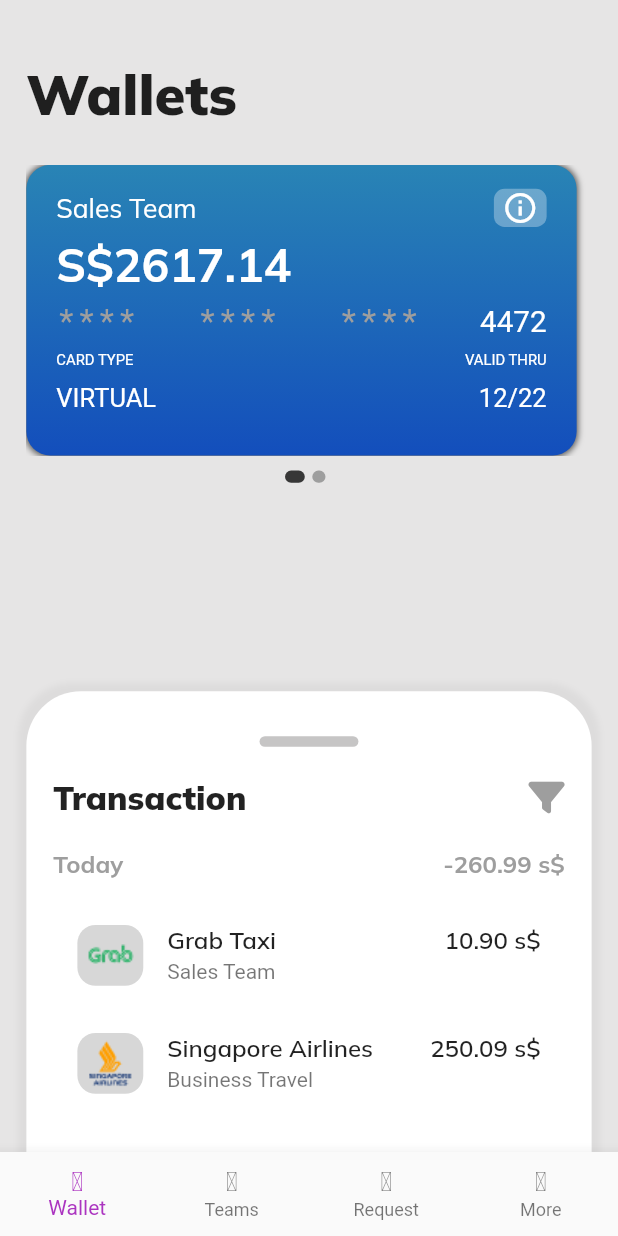
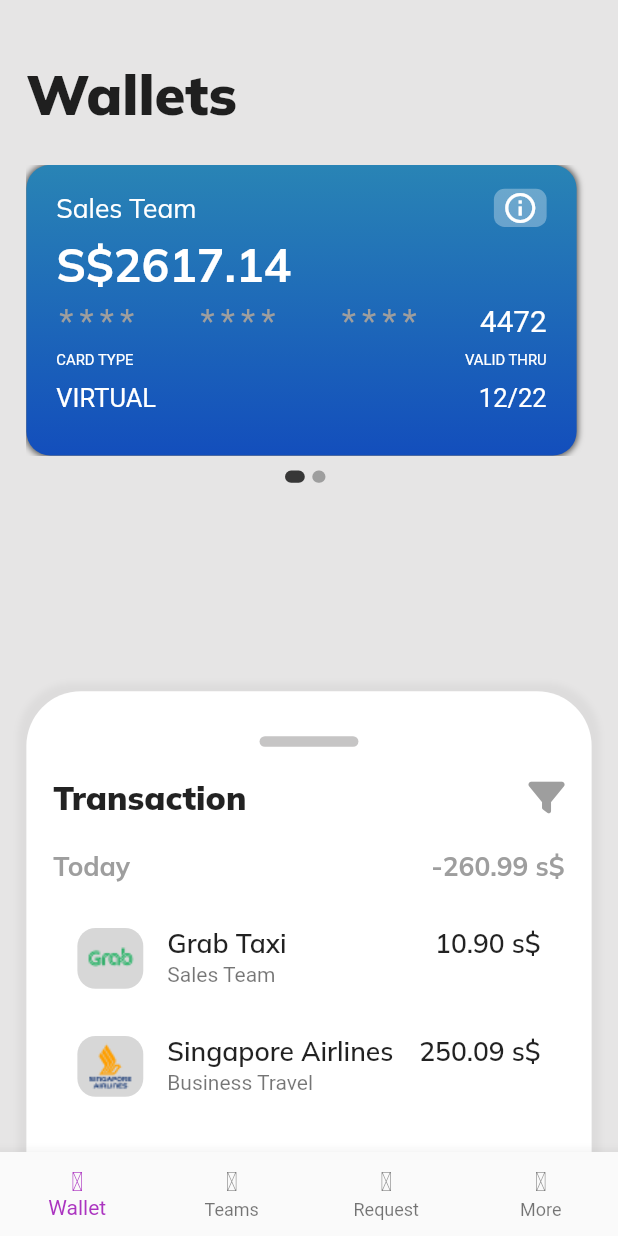
Before and after one commit to sanjay-023/walletapp, a Flutter app: the screen it shows after launch, on a phone screen of 412 x 824 dp. Run offline on Flutter 3.47's test engine with Material 2 defaults, Android fonts, the phone set to English and light mode, and no system bars; our stand-ins replace flutter_screenutil, font_awesome_flutter, get, google_fonts; Roboto replaces fonts that are missing (OCR A Extended).

Commit message:
final commit

```diff
--- a/lib/app/modules/wallet/views/widget/bottom_sheet_widget.dart
+++ b/lib/app/modules/wallet/views/widget/bottom_sheet_widget.dart
@@ -22,8 +22,8 @@ class TransactionSheet extends StatelessWidget {
                 boxShadow: [
                   BoxShadow(
                       color: Color.fromARGB(10, 0, 0, 0),
-                      blurRadius: 3,
-                      spreadRadius: 5)
+                      blurRadius: 3.r,
+                      spreadRadius: 5.r)
                 ]),
             child: Padding(
               padding: const EdgeInsets.only(top: 30),
@@ -83,14 +83,14 @@ class TransactionSheet extends StatelessWidget {
                                 "Today",
                                 style: GoogleFonts.mulish(
                                     textStyle: TextStyle(
-                                        fontSize: 16,
+                                        fontSize: 16.sp,
                                         fontWeight: FontWeight.w700,
                                         color: Colors.grey)),
                               ),
                               Text("-260.99 s\$",
                                   style: GoogleFonts.mulish(
                                       textStyle: TextStyle(
-                                          fontSize: 16,
+                                          fontSize: 16.sp,
                                           fontWeight: FontWeight.w700,
                                           color: Colors.grey)))
                             ],
@@ -113,14 +113,14 @@ class TransactionSheet extends StatelessWidget {
                                   "Grab Taxi",
                                   style: GoogleFonts.mulish(
                                       textStyle: TextStyle(
-                                          fontSize: 16,
+                                          fontSize: 16.sp,
                                           fontWeight: FontWeight.w600)),
                                 ),
                                 Text(
                                   "10.90 s\$",
                                   style: GoogleFonts.mulish(
                                       textStyle: TextStyle(
-                                          fontSize: 16,
+                                          fontSize: 16.sp,
                                           fontWeight: FontWeight.w600)),
                                 )
                               ],
@@ -141,12 +141,12 @@ class TransactionSheet extends StatelessWidget {
                               Text("Singapore Airlines",
                                   style: GoogleFonts.mulish(
                                       textStyle: TextStyle(
-                                          fontSize: 16,
+                                          fontSize: 16.sp,
                                           fontWeight: FontWeight.w600))),
                               Text("250.09 s\$",
                                   style: GoogleFonts.mulish(
                                       textStyle: TextStyle(
-                                          fontSize: 16,
+                                          fontSize: 16.sp,
                                           fontWeight: FontWeight.w600)))
                             ],
                           ),
```
